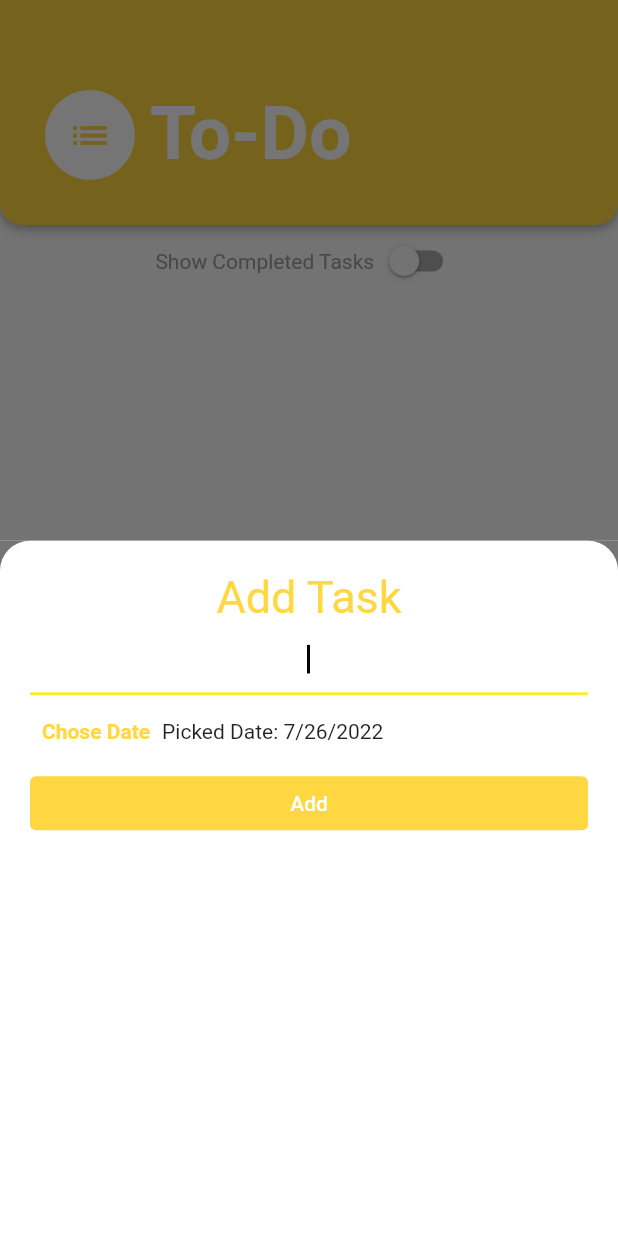
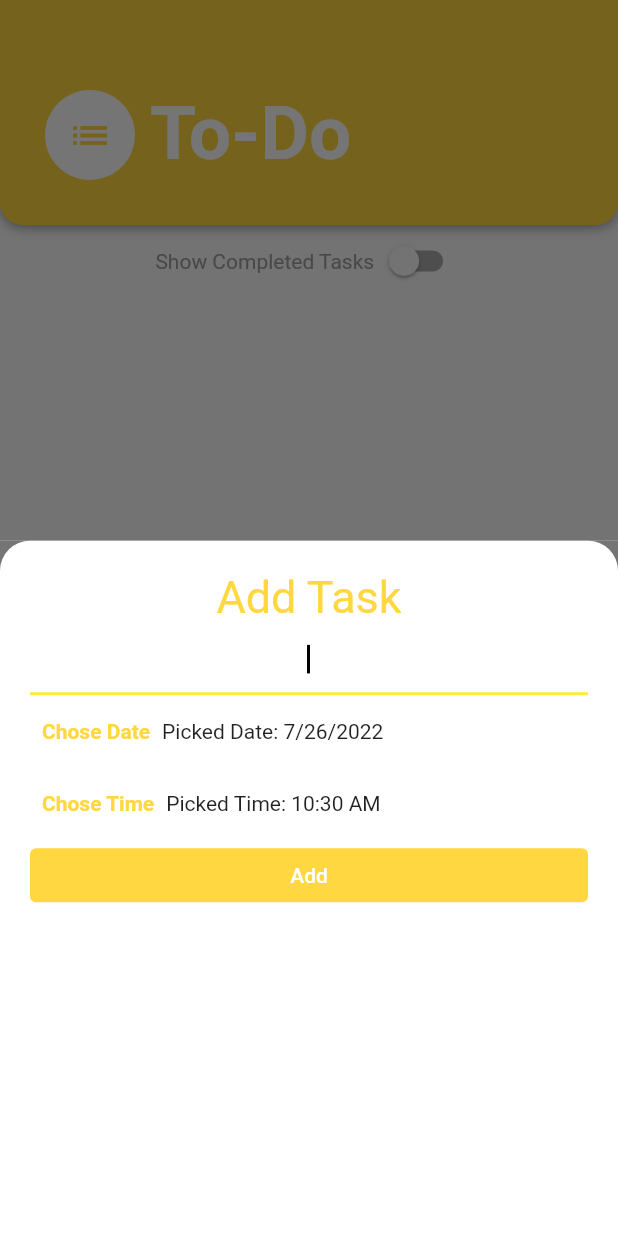
Before and after one commit to umairliaqat33/to_do_app, a Flutter app: the screen it shows after launch, after a tap on the "add" icon, on a phone screen of 412 x 824 dp. Run offline on Flutter 3.47's test engine with Material 2 defaults, Android fonts, the light colour scheme and no system bars; our stand-ins replace fluttertoast, shared_preferences, sqflite; accounts and stored records are empty.

Commit message:
updated latest apk and improved update method. Added time, Added shared preferences.refactored some code. Separated some parts etc and application is ready as was instructed today.

```diff
--- /dev/null
+++ b/lib/constants/banner.dart
@@ -0,0 +1,43 @@
+import 'package:flutter/material.dart';
+
+class MainBanner extends StatelessWidget {
+  @override
+  Widget build(BuildContext context) {
+    double w = MediaQuery.of(context).size.width;
+
+    return Container(
+      decoration: BoxDecoration(
+        boxShadow: [
+          BoxShadow(
+            color: Colors.grey,
+            offset: Offset(0.0, 2),
+            blurRadius: 6,
+          )
+        ],
+        borderRadius: BorderRadius.only(
+            bottomLeft: Radius.circular(15), bottomRight: Radius.circular(15)),
+        color: Colors.amberAccent,
+      ),
+      width: w,
+      padding: EdgeInsets.only(top: 60, left: 30, right: 30, bottom: 30),
+      child: Row(
+        mainAxisAlignment: MainAxisAlignment.start,
+        crossAxisAlignment: CrossAxisAlignment.start,
+        children: <Widget>[
+          CircleAvatar(
+              backgroundColor: Colors.white,
+              radius: 30,
+              child: Icon(Icons.list, color: Colors.amberAccent, size: 30)),
+          SizedBox(height: 10, width: 10),
+          Text('To-Do',
+              style: TextStyle(
+                  color: Colors.white,
+                  fontSize: 50,
+                  fontWeight: FontWeight.w700)),
+          // Text('${DatabaseHelper.instance} Tasks',
+          //     style: TextStyle(color: Colors.white, fontSize: 18))
+        ],
+      ),
+    );
+  }
+}
--- a/lib/database/database.dart
+++ b/lib/database/database.dart
@@ -6,8 +6,6 @@ import 'package:sqflite/sqflite.dart';
 import 'package:to_do_app/model/task.dart';
 
 class DatabaseHelper extends ChangeNotifier {
-  // DatabaseHelper._privateConstructor();
-
   static final DatabaseHelper instance = DatabaseHelper();
   static Database? _database;
 
@@ -15,7 +13,7 @@ class DatabaseHelper extends ChangeNotifier {
 
   Future<Database> _initDatabase() async {
     Directory documentsDirectory = await getApplicationDocumentsDirectory();
-    String path = join(documentsDirectory.path, 'task2.db');
+    String path = join(documentsDirectory.path, 'task3.db');
     return await openDatabase(
       path,
       version: 1,
@@ -29,13 +27,15 @@ class DatabaseHelper extends ChangeNotifier {
     id INTEGER PRIMARY KEY AUTOINCREMENT,
     name TEXT,
     done INTEGER,
-    date TEXT
+    date TEXT,
+    time TEXT
     )''');
   }
 
   Future<List<Task>> getDoneTasks(int id) async {
     Database db = await instance.database;
-    var task = await db.query('Task', orderBy: 'name',where: 'done=?',whereArgs: [id]);
+    var task = await db
+        .query('Task', orderBy: 'name', where: 'done=?', whereArgs: [id]);
     List<Task> taskList =
         task.isNotEmpty ? task.map((e) => Task.fromMap(e)).toList() : [];
     notifyListeners();
@@ -44,9 +44,10 @@ class DatabaseHelper extends ChangeNotifier {
 
   Future<List<Task>> getNotDoneTasks(int id) async {
     Database db = await instance.database;
-    var task = await db.query('Task', orderBy: 'name',where: 'done=?',whereArgs: [id]);
+    var task = await db
+        .query('Task', orderBy: 'name', where: 'done=?', whereArgs: [id]);
     List<Task> taskList =
-    task.isNotEmpty ? task.map((e) => Task.fromMap(e)).toList() : [];
+        task.isNotEmpty ? task.map((e) => Task.fromMap(e)).toList() : [];
     notifyListeners();
     return taskList;
   }
@@ -73,14 +74,15 @@ class DatabaseHelper extends ChangeNotifier {
       whereArgs: [id],
     );
   }
-  Future<int> update(Task task) async {
+
+  Future<int> update(Task task, int? id) async {
     Database db = await instance.database;
     notifyListeners();
     return await db.update(
       'Task',
       task.toMap(),
       where: 'id=?',
-      whereArgs: [task.id],
+      whereArgs: [id],
     );
   }
 }
--- a/lib/main.dart
+++ b/lib/main.dart
@@ -2,9 +2,12 @@ import 'package:flutter/material.dart';
 import 'package:fluttertoast/fluttertoast.dart';
 import 'package:intl/intl.dart';
 import 'package:provider/provider.dart';
+import 'package:shared_preferences/shared_preferences.dart';
 import 'package:to_do_app/screen/add_task.dart';
+import 'constants/constants.dart';
 import 'database/database.dart';
 import 'model/task.dart';
+import 'package:to_do_app/constants/banner.dart';
 
 void main() {
   WidgetsFlutterBinding.ensureInitialized();
@@ -36,78 +39,18 @@ class _MyHomePageState extends State<MyHomePage> {
 
   Task? _task;
   bool isSelected = false;
-
-  creatingAlertDialog(BuildContext context, String name) {
-    return showDialog(
-        context: context,
-        builder: (context) {
-          return AlertDialog(
-            shape: RoundedRectangleBorder(
-              borderRadius: BorderRadius.all(Radius.circular(25)),
-            ),
-            title: Text('Delete Task'),
-            content: RichText(
-                textAlign: TextAlign.center,
-                text: TextSpan(
-                  style: TextStyle(fontSize: 20, color: Colors.black),
-                  children: <TextSpan>[
-                    TextSpan(
-                        text: name,
-                        style: TextStyle(
-                          fontSize: 25,
-                          fontWeight: FontWeight.bold,
-                        )),
-                    TextSpan(
-                        text: "\nAre you sure you want to delete task?",
-                        style: TextStyle(
-                          fontSize: 15,
-                          fontWeight: FontWeight.normal,
-                          color: Colors.grey,
-                        )),
-                    TextSpan(
-                        text: "\n*Once deleted will never be restored*",
-                        style: TextStyle(fontSize: 10, color: Colors.red))
-                  ],
-                )),
-            actions: [
-              TextButton(
-                onPressed: () {
-                  DatabaseHelper.instance.remove(name);
-                  Navigator.of(context).pop();
-                  Fluttertoast.showToast(
-                      msg: "Task have been deleted",
-                      backgroundColor: Colors.amberAccent,
-                      textColor: Colors.white,
-                      fontSize: 16.0);
-                },
-                child: Text(
-                  "Delete",
-                  style: TextStyle(color: Colors.grey),
-                ),
-              ),
-              TextButton(
-                onPressed: () {
-                  Navigator.of(context).pop();
-                },
-                child: Text(
-                  "Cancel",
-                  style: TextStyle(color: Colors.grey),
-                ),
-              ),
-            ],
-          );
-        });
-  }
+  final _prefs = SharedPreferences.getInstance();
 
   late final GlobalKey<FormState> _formKey;
+
   @override
   void initState() {
     super.initState();
+    getSwitchState();
     setState(() {
       _formKey = new GlobalKey<FormState>();
     });
   }
-
 
   creatingUpdateAlertDialog(BuildContext context, Task task) {
     final taskController = TextEditingController(text: task.name);
@@ -130,6 +73,7 @@ class _MyHomePageState extends State<MyHomePage> {
       });
       return selectedDate;
     }
+
     return showDialog(
         context: context,
         builder: (context) {
@@ -138,16 +82,16 @@ class _MyHomePageState extends State<MyHomePage> {
               borderRadius: BorderRadius.all(Radius.circular(25)),
             ),
             title: Text('Update Task'),
-            content: Form(
+            content: SingleChildScrollView(
+              child: Form(
                 key: _formKey,
-              child: Container(
-                height: 200,
                 child: Column(
                     crossAxisAlignment: CrossAxisAlignment.stretch,
                     children: <Widget>[
-                      Text('Update Task',
+                      Text('Update ' "\'${task.name}\'",
                           textAlign: TextAlign.center,
-                          style: TextStyle(fontSize: 30, color: Colors.amberAccent)),
+                          style: TextStyle(
+                              fontSize: 30, color: Colors.amberAccent)),
                       TextFormField(
                         validator: (value) {
                           if (value!.isEmpty) {
@@ -187,11 +131,39 @@ class _MyHomePageState extends State<MyHomePage> {
                           ),
                         ],
                       ),
+                      Row(
+                        children: [
                           TextButton(
-                        child: Text('Update', style: TextStyle(color: Colors.white)),
+                            onPressed: () async {
+                              TimeOfDay? newTime = await showTimePicker(
+                                  context: context, initialTime: time);
+                              if (newTime == null) return;
+                              setState(() {
+                                time = newTime;
+                              });
+                              FocusScope.of(context).unfocus();
+                            },
+                            child: Text(
+                              "Chose Time",
+                              style: TextStyle(
+                                color: Colors.amberAccent,
+                                fontWeight: FontWeight.bold,
+                              ),
+                            ),
+                          ),
+                          Expanded(
+                            child: Text(
+                              "Picked Time: ${time.format(context)}",
+                            ),
+                          ),
+                        ],
+                      ),
+                      TextButton(
+                        child: Text('Update',
+                            style: TextStyle(color: Colors.white)),
                         style: ButtonStyle(
-                          backgroundColor:
-                          MaterialStateProperty.all<Color>(Colors.amberAccent),
+                          backgroundColor: MaterialStateProperty.all<Color>(
+                              Colors.amberAccent),
                         ),
                         onPressed: () async {
                           if (_formKey.currentState!.validate()) {
@@ -202,19 +174,18 @@ class _MyHomePageState extends State<MyHomePage> {
                                   id: task.id,
                                   date:
                                       "${selectedDate.day}-${selectedDate.month}-${selectedDate.year}",
+                                  time: time.format(context),
                                 ),
-                            );
+                                task.id);
                             Fluttertoast.showToast(
-                                msg: "Task have been added",
+                                msg: "Task Updated",
                                 backgroundColor: Colors.amberAccent,
                                 textColor: Colors.white,
-                                fontSize: 16.0
-                            );
+                                fontSize: 16.0);
                             Navigator.pop(context);
                             setState(() {
                               taskController.clear();
                             });
-
                           }
                         },
                       )
@@ -222,21 +193,6 @@ class _MyHomePageState extends State<MyHomePage> {
               ),
             ),
             actions: [
-              TextButton(
-                onPressed: () {
-                  // DatabaseHelper.instance.remove(name);
-                  Navigator.of(context).pop();
-                  Fluttertoast.showToast(
-                      msg: "Task Updated",
-                      backgroundColor: Colors.amberAccent,
-                      textColor: Colors.white,
-                      fontSize: 16.0);
-                },
-                child: Text(
-                  "Update",
-                  style: TextStyle(color: Colors.grey),
-                ),
-              ),
               TextButton(
                 onPressed: () {
                   Navigator.of(context).pop();
@@ -251,9 +207,22 @@ class _MyHomePageState extends State<MyHomePage> {
         });
   }
 
+  TimeOfDay time = TimeOfDay.now();
+
+  saveSwitchState() async {
+    SharedPreferences prefs = await SharedPreferences.getInstance();
+    prefs.setBool("switchState", isSelected);
+  }
+
+  getSwitchState() async {
+    SharedPreferences prefs = await SharedPreferences.getInstance();
+    setState(() {
+      isSelected = prefs.getBool("switchState")!;
+    });
+  }
+
   @override
   Widget build(BuildContext context) {
-    double w = MediaQuery.of(context).size.width;
     return Scaffold(
       floatingActionButton: FloatingActionButton(
         onPressed: () {
@@ -266,43 +235,7 @@ class _MyHomePageState extends State<MyHomePage> {
       body: Consumer<DatabaseHelper>(
         builder: (context, databaseHelper, child) => Column(
           children: [
-            Container(
-              decoration: BoxDecoration(
-                boxShadow: [
-                  BoxShadow(
-                    color: Colors.grey,
-                    offset: Offset(0.0, 2),
-                    blurRadius: 6,
-                  )
-                ],
-                borderRadius: BorderRadius.only(
-                    bottomLeft: Radius.circular(15),
-                    bottomRight: Radius.circular(15)),
-                color: Colors.amberAccent,
-              ),
-              width: w,
-              padding:
-                  EdgeInsets.only(top: 60, left: 30, right: 30, bottom: 30),
-              child: Row(
-                mainAxisAlignment: MainAxisAlignment.start,
-                crossAxisAlignment: CrossAxisAlignment.start,
-                children: <Widget>[
-                  CircleAvatar(
-                      backgroundColor: Colors.white,
-                      radius: 30,
-                      child: Icon(Icons.list,
-                          color: Colors.amberAccent, size: 30)),
-                  SizedBox(height: 10, width: 10),
-                  Text('To-Do',
-                      style: TextStyle(
-                          color: Colors.white,
-                          fontSize: 50,
-                          fontWeight: FontWeight.w700)),
-                  // Text('${DatabaseHelper.instance} Tasks',
-                  //     style: TextStyle(color: Colors.white, fontSize: 18))
-                ],
-              ),
-            ),
+            MainBanner(),
             Row(
               mainAxisAlignment: MainAxisAlignment.center,
               children: [
@@ -320,6 +253,7 @@ class _MyHomePageState extends State<MyHomePage> {
                     onChanged: (bool value) {
                       setState(() {
                         isSelected = value;
+                        saveSwitchState();
                       });
                     }),
               ],
@@ -357,6 +291,7 @@ class _MyHomePageState extends State<MyHomePage> {
                                               id: task.id,
                                               done: task.done == 1 ? 0 : 1,
                                               date: task.date,
+                                              time: task.time,
                                             );
                                             if (_task == null) return;
                                             await DatabaseHelper.instance
@@ -373,11 +308,6 @@ class _MyHomePageState extends State<MyHomePage> {
                                                 bool_done = false;
                                               });
                                             }
-                                            // else {
-                                            //   setState(() {
-                                            //     bool_done = true;
-                                            //   });
-                                            // }
                                             print(_task!.done);
                                           },
                                           value:
@@ -396,7 +326,8 @@ class _MyHomePageState extends State<MyHomePage> {
                                                       Icons.delete_forever)),
                                               IconButton(
                                                   onPressed: () {
-                                                    creatingUpdateAlertDialog(context, task);
+                                                    creatingUpdateAlertDialog(
+                                                        context, task);
                                                   },
                                                   icon: Icon(Icons.edit))
                                             ],
@@ -415,11 +346,26 @@ class _MyHomePageState extends State<MyHomePage> {
                                                           .lineThrough
                                                       : null),
                                             ),
+                                            Row(
+                                              children: [
                                                 Text(
                                                   _task!.date, //here
                                                   style: TextStyle(
+                                                    fontSize: 13,
                                                     color: Colors.grey,
                                                   ),
+                                                ),
+                                                SizedBox(
+                                                  width: 5,
+                                                ),
+                                                Text(
+                                                  _task!.time, //here
+                                                  style: TextStyle(
+                                                    fontSize: 13,
+                                                    color: Colors.grey,
+                                                  ),
+                                                ),
+                                              ],
                                             ),
                                           ],
                                         ),
@@ -467,7 +413,8 @@ class _MyHomePageState extends State<MyHomePage> {
                                                         Icons.delete_forever)),
                                                 IconButton(
                                                     onPressed: () {
-                                                      creatingUpdateAlertDialog(context, task);
+                                                      creatingUpdateAlertDialog(
+                                                          context, task);
                                                     },
                                                     icon: Icon(Icons.edit))
                                               ],
@@ -481,6 +428,7 @@ class _MyHomePageState extends State<MyHomePage> {
                                                 id: task.id,
                                                 done: task.done == 1 ? 0 : 1,
                                                 date: task.date,
+                                                time: task.time,
                                               );
                                               if (_task == null) return;
                                               await DatabaseHelper.instance
@@ -497,11 +445,6 @@ class _MyHomePageState extends State<MyHomePage> {
                                                   bool_done = false;
                                                 });
                                               }
-                                              // else {
-                                              //   setState(() {
-                                              //     bool_done = true;
-                                              //   });
-                                              // }
                                               print(_task!.done);
                                             },
                                             value:
@@ -515,16 +458,32 @@ class _MyHomePageState extends State<MyHomePage> {
                                               Text(
                                                 _task!.name, //here
                                                 style: TextStyle(
+                                                    fontSize: 18,
                                                     decoration: _task!.done == 0
                                                         ? TextDecoration
                                                             .lineThrough
                                                         : null),
                                               ),
+                                              Row(
+                                                children: [
                                                   Text(
                                                     _task!.date, //here
                                                     style: TextStyle(
+                                                      fontSize: 13,
                                                       color: Colors.grey,
                                                     ),
+                                                  ),
+                                                  SizedBox(
+                                                    width: 5,
+                                                  ),
+                                                  Text(
+                                                    _task!.time, //here
+                                                    style: TextStyle(
+                                                      fontSize: 13,
+                                                      color: Colors.grey,
+                                                    ),
+                                                  ),
+                                                ],
                                               ),
                                             ],
                                           ),
@@ -541,7 +500,7 @@ class _MyHomePageState extends State<MyHomePage> {
                   )
           ],
         ),
-      ), // This trailing comma makes auto-formatting nicer for build methods.
+      ),
     );
   }
 }
--- a/lib/model/task.dart
+++ b/lib/model/task.dart
@@ -3,8 +3,14 @@ class Task {
   String name;
   int? id;
   String date;
+  String time;
 
-  Task({required this.name,required this.done, this.id, required this.date});
+  Task(
+      {required this.name,
+      required this.done,
+      this.id,
+      required this.date,
+      required this.time});
 
   Map<String, dynamic> toMap() {
     return {
@@ -12,12 +18,15 @@ class Task {
       'done': done,
       'id': id,
       'date': date,
+      'time': time,
     };
   }
 
   factory Task.fromMap(Map<String, dynamic> json) => Task(
-      name: json['name'],
-      done: json['done'],
-      id: json['id'],
-      date: json['date']);
+        name: json['name'],
+        done: json['done'],
+        id: json['id'],
+        date: json['date'],
+        time: json['time'],
+      );
 }
--- a/lib/screen/add_task.dart
+++ b/lib/screen/add_task.dart
@@ -42,6 +42,8 @@ class _AddTaskScreenState extends State<AddTaskScreen> {
     });
     return selectedDate;
   }
+
+  TimeOfDay time = TimeOfDay.now();
 
   @override
   Widget build(BuildContext context) {
@@ -100,6 +102,33 @@ class _AddTaskScreenState extends State<AddTaskScreen> {
                     ),
                   ],
                 ),
+                Row(
+                  children: [
+                    TextButton(
+                      onPressed: () async {
+                        TimeOfDay? newTime = await showTimePicker(
+                            context: context, initialTime: time);
+                        if (newTime == null) return;
+                        setState(() {
+                          time = newTime;
+                        });
+                        FocusScope.of(context).unfocus();
+                      },
+                      child: Text(
+                        "Chose Time",
+                        style: TextStyle(
+                          color: Colors.amberAccent,
+                          fontWeight: FontWeight.bold,
+                        ),
+                      ),
+                    ),
+                    Expanded(
+                      child: Text(
+                        "Picked Time: ${time.format(context)}",
+                      ),
+                    ),
+                  ],
+                ),
                 TextButton(
                   child: Text('Add', style: TextStyle(color: Colors.white)),
                   style: ButtonStyle(
@@ -111,23 +140,22 @@ class _AddTaskScreenState extends State<AddTaskScreen> {
                       await DatabaseHelper.instance.add(
                         Task(
                           name: taskController.text,
-                          done: 0,
+                          done: 1,
                           id: random.nextInt(200),
                           date:
                               "${selectedDate.day}-${selectedDate.month}-${selectedDate.year}",
+                          time: time.format(context),
                         ),
                       );
                       Fluttertoast.showToast(
-                          msg: "Task have been added",
+                          msg: "Task added",
                           backgroundColor: Colors.amberAccent,
                           textColor: Colors.white,
-                          fontSize: 16.0
-                      );
+                          fontSize: 16.0);
                       Navigator.pop(context);
                       setState(() {
                         taskController.clear();
                       });
-
                     }
                   },
                 )
--- a/pubspec.yaml
+++ b/pubspec.yaml
@@ -39,7 +39,7 @@ dependencies:
   provider: ^6.0.3
   intl: ^0.17.0
   fluttertoast: ^8.0.9
-
+  shared_preferences: ^2.0.15
 
 
 dev_dependencies:
```
Also changed, not shown: lib/constants/constants.dart (added, +65 -0 lines), lib/screen/edit_screen.dart (deleted), pubspec.lock. Lines whose indentation alone changed are shown as unchanged.
